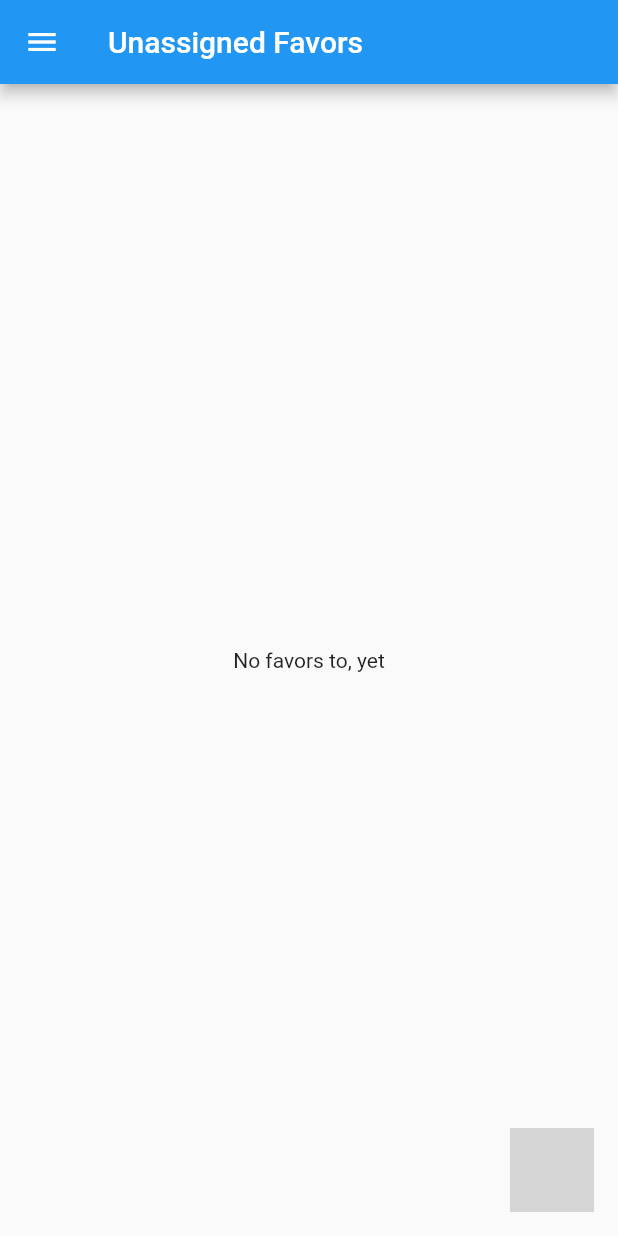
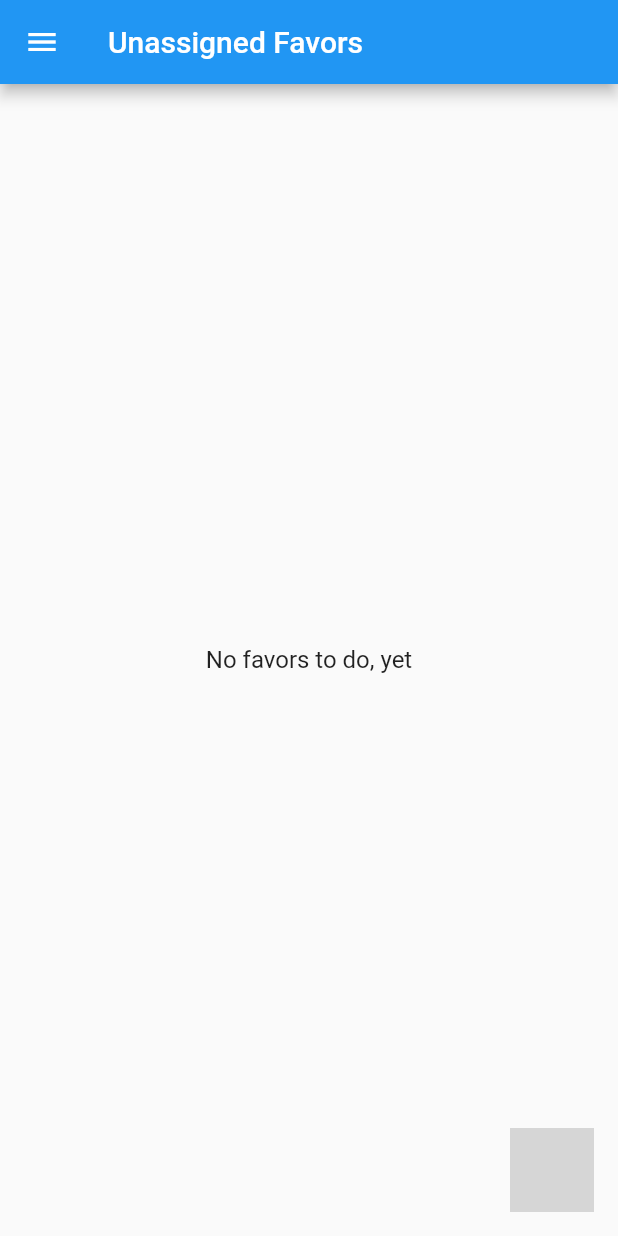
Before and after one commit to casa98/Favors, a Flutter app: the screen it shows once a user with an empty profile is signed in, on a phone screen of 412 x 824 dp. Run offline on Flutter 3.47's test engine with Material 2 defaults, Android fonts, the phone set to English and light mode, and no system bars; our stand-ins replace cached_network_image, cloud_firestore, email_validator, firebase_auth, firebase_core, firebase_storage and 4 more; accounts and stored records are empty; statements that could not run were skipped; grey boxes are pictures that could not be loaded.

Commit message:
Improve UI messages and loading indicators

```diff
--- a/lib/screens/home/unassigned_favors.dart
+++ b/lib/screens/home/unassigned_favors.dart
@@ -26,14 +26,23 @@ class _UnassignedFavorsState extends State<UnassignedFavors> {
 
         switch (snapshot.connectionState) {
           case ConnectionState.waiting:
-            return Text('Loading...');
+            return CircularProgressIndicator();
           default:
             List item = [];
             snapshot.data.docs.forEach((element) {
               if (element.data()[FAVOR_USER].toString() != currentUser.uid)
                 item.add(element.data());
             });
-            if (item.length == 0) return Text('No favors to, yet');
+            if (item.length == 0)
+              return Padding(
+                padding: const EdgeInsets.only(left: 24.0, right: 24.0),
+                child: Text(
+                  'No favors to do, yet',
+                  style: TextStyle(
+                    fontSize: 16.0,
+                  ),
+                ),
+              );
             return ListView.separated(
               itemCount: item.length,
               separatorBuilder: (context, index) => Divider(height: 0.0),
```
Also changed, not shown: lib/screens/incomplete_favors/incomplete_favors.dart (+10 -2 lines), lib/screens/my_favors/my_favors.dart (+13 -4 lines).
